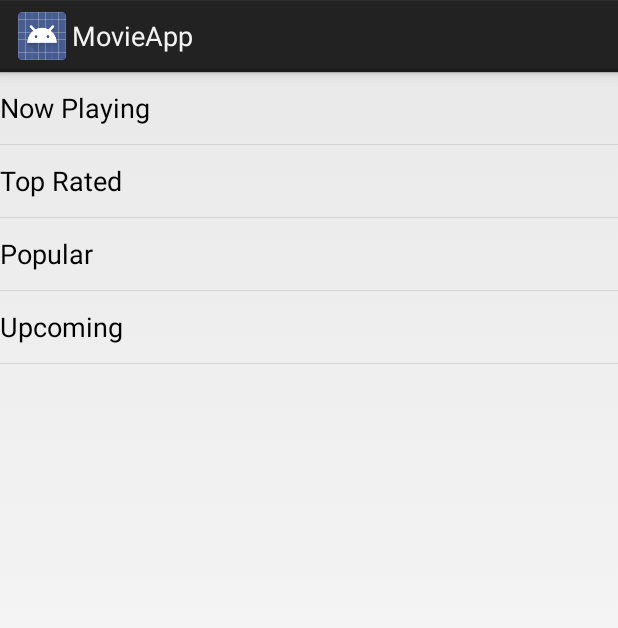
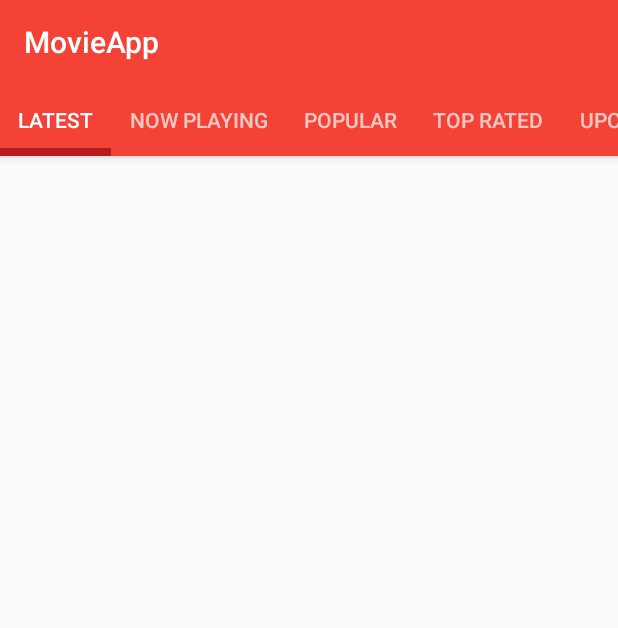
Before and after one commit to chiped/MovieApp, an Android app: the screen it shows after launch (MovieAppActivity before the commit, MainTabActivity after it), on a phone screen of 412 x 824 dp. Shown: the top 628 px of the screen. Run offline under Robolectric (Android 15) with nearby library versions, the phone set to English and light mode, and no system bars.

Commit message:
Main tabs screen

```diff
--- a/app/build.gradle
+++ b/app/build.gradle
@@ -20,5 +20,7 @@ android {
 
 dependencies {
     compile 'com.android.support:support-v4:21.0.3'
+    compile "com.android.support:appcompat-v7:21.0.+"
+    compile 'com.android.support:design:22.2.0'
     compile files('libs/json-simple-1.1.1.jar')
 }
--- a/app/src/main/AndroidManifest.xml
+++ b/app/src/main/AndroidManifest.xml
@@ -12,11 +12,11 @@
         android:label="@string/app_name"
         android:theme="@style/AppTheme" >
         <activity
-            android:name="com.chinmay.movieapp.MovieAppActivity"
+            android:name=".main.MainTabActivity"
+            android:theme="@style/AppTheme.NoActionBar"
             android:label="@string/app_name" >
             <intent-filter>
                 <action android:name="android.intent.action.MAIN" />
-
                 <category android:name="android.intent.category.LAUNCHER" />
             </intent-filter>
         </activity>
--- /dev/null
+++ b/app/src/main/java/com/chinmay/movieapp/main/MainTabActivity.java
@@ -0,0 +1,41 @@
+package com.chinmay.movieapp.main;
+
+import android.os.Build;
+import android.os.Bundle;
+import android.support.design.widget.TabLayout;
+import android.support.v4.view.ViewPager;
+import android.support.v7.app.AppCompatActivity;
+import android.support.v7.widget.Toolbar;
+import android.view.WindowManager;
+
+import com.chinmay.movieapp.R;
+
+/**
+ * Created by ChiP on 1/5/2016.
+ */
+public class MainTabActivity extends AppCompatActivity {
+
+    private Toolbar toolbar;
+    private TabLayout tabLayout;
+    private ViewPager viewPager;
+
+    @Override
+    protected void onCreate(Bundle savedInstanceState) {
+        super.onCreate(savedInstanceState);
+        setContentView(R.layout.activity_main_tab);
+        toolbar = (Toolbar) findViewById(R.id.main_toolbar);
+        setSupportActionBar(toolbar);
+        getSupportActionBar().setTitle(getString(R.string.app_name));
+
+        viewPager = (ViewPager) findViewById(R.id.main_viewpager);
+        viewPager.setAdapter(new MainViewPagerAdapter(getApplicationContext(), getSupportFragmentManager()));
+
+        tabLayout = (TabLayout) findViewById(R.id.main_tablayout);
+        tabLayout.setupWithViewPager(viewPager);
+
+        if (Build.VERSION.SDK_INT >= Build.VERSION_CODES.LOLLIPOP) {
+            getWindow().addFlags(WindowManager.LayoutParams.FLAG_DRAWS_SYSTEM_BAR_BACKGROUNDS);
+            getWindow().setStatusBarColor(getResources().getColor(R.color.accent));
+        }
+    }
+}
--- /dev/null
+++ b/app/src/main/java/com/chinmay/movieapp/main/MainViewPagerAdapter.java
@@ -0,0 +1,36 @@
+package com.chinmay.movieapp.main;
+
+import android.content.Context;
+import android.support.v4.app.Fragment;
+import android.support.v4.app.FragmentManager;
+import android.support.v4.app.FragmentPagerAdapter;
+
+import com.chinmay.movieapp.R;
+
+/**
+ * Created by ChiP on 1/6/2016.
+ */
+public class MainViewPagerAdapter extends FragmentPagerAdapter {
+
+    private String[] tabTitles;
+
+    public MainViewPagerAdapter(Context context, FragmentManager fm) {
+        super(fm);
+        tabTitles = context.getResources().getStringArray(R.array.main_tabs);
+    }
+
+    @Override
+    public Fragment getItem(int position) {
+        return MovieListFragment.newInstance(position);
+    }
+
+    @Override
+    public int getCount() {
+        return tabTitles.length;
+    }
+
+    @Override
+    public CharSequence getPageTitle(int position) {
+        return tabTitles[position];
+    }
+}
--- /dev/null
+++ b/app/src/main/java/com/chinmay/movieapp/main/MovieListFragment.java
@@ -0,0 +1,32 @@
+package com.chinmay.movieapp.main;
+
+import android.os.Bundle;
+import android.support.annotation.Nullable;
+import android.support.v4.app.Fragment;
+import android.view.LayoutInflater;
+import android.view.View;
+import android.view.ViewGroup;
+
+import com.chinmay.movieapp.R;
+
+/**
+ * Created by ChiP on 1/6/2016.
+ */
+public class MovieListFragment extends Fragment {
+
+    private int selectedPosition;
+
+    @Override
+    public View onCreateView(LayoutInflater inflater, ViewGroup container, Bundle savedInstanceState) {
+        View view = inflater.inflate(R.layout.fragment_movie_list, container, false);
+
+        return view;
+    }
+
+    public static Fragment newInstance(int position) {
+        MovieListFragment fragment = new MovieListFragment();
+        fragment.selectedPosition = position;
+
+        return fragment;
+    }
+}
--- /dev/null
+++ b/app/src/main/res/layout/activity_main_tab.xml
@@ -0,0 +1,32 @@
+<android.support.design.widget.CoordinatorLayout xmlns:android="http://schemas.android.com/apk/res/android"
+    xmlns:app="http://schemas.android.com/apk/res-auto"
+    android:layout_width="match_parent"
+    android:layout_height="match_parent">
+
+    <android.support.design.widget.AppBarLayout
+        android:layout_width="match_parent"
+        android:layout_height="wrap_content"
+        android:theme="@style/ThemeOverlay.AppCompat.Dark.ActionBar">
+
+        <android.support.v7.widget.Toolbar
+            android:id="@+id/main_toolbar"
+            android:layout_width="match_parent"
+            android:layout_height="?attr/actionBarSize"
+            android:background="?attr/colorPrimary"
+            android:elevation="0dp"
+            app:layout_scrollFlags="scroll|enterAlways" />
+
+        <android.support.design.widget.TabLayout
+            android:id="@+id/main_tablayout"
+            android:layout_width="wrap_content"
+            android:layout_height="wrap_content"
+            app:tabMode="scrollable"
+            app:tabIndicatorHeight="@dimen/tab_indicator_height"/>
+    </android.support.design.widget.AppBarLayout>
+
+    <android.support.v4.view.ViewPager
+        android:id="@+id/main_viewpager"
+        android:layout_width="match_parent"
+        android:layout_height="match_parent"
+        app:layout_behavior="@string/appbar_scrolling_view_behavior" />
+</android.support.design.widget.CoordinatorLayout>
--- /dev/null
+++ b/app/src/main/res/layout/fragment_movie_list.xml
@@ -0,0 +1,7 @@
+<?xml version="1.0" encoding="utf-8"?>
+<LinearLayout xmlns:android="http://schemas.android.com/apk/res/android"
+    android:orientation="vertical"
+    android:layout_width="match_parent"
+    android:layout_height="match_parent">
+
+</LinearLayout>
--- a/app/src/main/res/values-v11/styles.xml
+++ b/app/src/main/res/values-v11/styles.xml
@@ -4,7 +4,7 @@
         Base application theme for API 11+. This theme completely replaces
         AppBaseTheme from res/values/styles.xml on API 11+ devices.
     -->
-    <style name="AppBaseTheme" parent="android:Theme.Holo.Light">
+    <style name="AppBaseTheme" parent="Theme.AppCompat.Light">
         <!-- API 11 theme customizations can go here. -->
     </style>
 
--- a/app/src/main/res/values-v14/styles.xml
+++ b/app/src/main/res/values-v14/styles.xml
@@ -5,7 +5,7 @@
         AppBaseTheme from BOTH res/values/styles.xml and
         res/values-v11/styles.xml on API 14+ devices.
     -->
-    <style name="AppBaseTheme" parent="android:Theme.Holo.Light.DarkActionBar">
+    <style name="AppBaseTheme" parent="Theme.AppCompat.Light">
         <!-- API 14 theme customizations can go here. -->
     </style>
 
--- /dev/null
+++ b/app/src/main/res/values-v21/styles.xml
@@ -0,0 +1,14 @@
+<?xml version="1.0" encoding="utf-8"?>
+<resources>
+
+        <style name="AppTheme" parent="AppBaseTheme">
+                <item name="colorPrimary">@color/primary</item>
+                <item name="colorPrimaryDark">@color/primary_dark</item>
+                <item name="colorAccent">@color/accent</item>
+                <item name="android:textColorPrimary">@android:color/white</item>
+                <item name="android:colorBackground">@color/background_color</item>
+                <item name="android:textColorPrimaryInverse">@android:color/black</item>
+                <item name="android:navigationBarColor">@color/primary_dark</item>
+                <item name="android:colorForeground">@color/primary_dark</item>
+        </style>
+</resources>
--- /dev/null
+++ b/app/src/main/res/values/colors.xml
@@ -0,0 +1,9 @@
+<?xml version="1.0" encoding="utf-8"?>
+<resources>
+
+    <color name="primary">#f44336</color>
+    <color name="primary_dark">#c62828</color>b71c1c
+    <color name="accent">#b71c1c</color>
+    <color name="background_color">#cccccc</color>
+    <color name="primaryTextColor">#888888</color>
+</resources>
--- /dev/null
+++ b/app/src/main/res/values/dimens.xml
@@ -0,0 +1,4 @@
+<?xml version="1.0" encoding="utf-8"?>
+<resources>
+    <dimen name="tab_indicator_height">5dp</dimen>
+</resources>
--- a/app/src/main/res/values/strings.xml
+++ b/app/src/main/res/values/strings.xml
@@ -14,4 +14,11 @@
     <string name="dummy">Null</string>
     <string name="string_genre">Genre(s): </string>
 
+    <string-array name="main_tabs">
+        <item>Latest</item>
+        <item>Now Playing</item>
+        <item>Popular</item>
+        <item>Top Rated</item>
+        <item>Upcoming</item>
+    </string-array>
 </resources>
--- a/app/src/main/res/values/styles.xml
+++ b/app/src/main/res/values/styles.xml
@@ -1,20 +1,25 @@
 <resources>
 
-    <!--
-        Base application theme, dependent on API level. This theme is replaced
-        by AppBaseTheme from res/values-vXX/styles.xml on newer devices.
-    -->
-    <style name="AppBaseTheme" parent="android:Theme.Light">
-        <!--
-            Theme customizations available in newer API levels can go in
-            res/values-vXX/styles.xml, while customizations related to
-            backward-compatibility can go here.
-        -->
+    <style name="AppBaseTheme" parent="Theme.AppCompat.Light">
+
     </style>
 
-    <!-- Application theme. -->
-    <style name="AppTheme" parent="AppBaseTheme">
-        <!-- All customizations that are NOT specific to a particular API-level can go here. -->
+    <style name="AppBaseTheme.NoActionBar" parent="Theme.AppCompat.Light.NoActionBar">
+
     </style>
 
+    <style name="AppTheme" parent="AppBaseTheme">
+        <item name="colorPrimary">@color/primary</item>
+        <item name="colorPrimaryDark">@color/primary_dark</item>
+        <item name="colorAccent">@color/accent</item>
+    </style>
+
+    <style name="AppTheme.NoActionBar" parent="AppBaseTheme.NoActionBar">
+        <item name="colorPrimary">@color/primary</item>
+        <item name="colorPrimaryDark">@color/primary_dark</item>
+        <item name="colorAccent">@color/accent</item>
+        <item name="android:windowActionBar">false</item>
+        <item name="android:windowNoTitle">true</item>
+        <item name="android:windowTitleSize">0dp</item>
+    </style>
 </resources>
```
